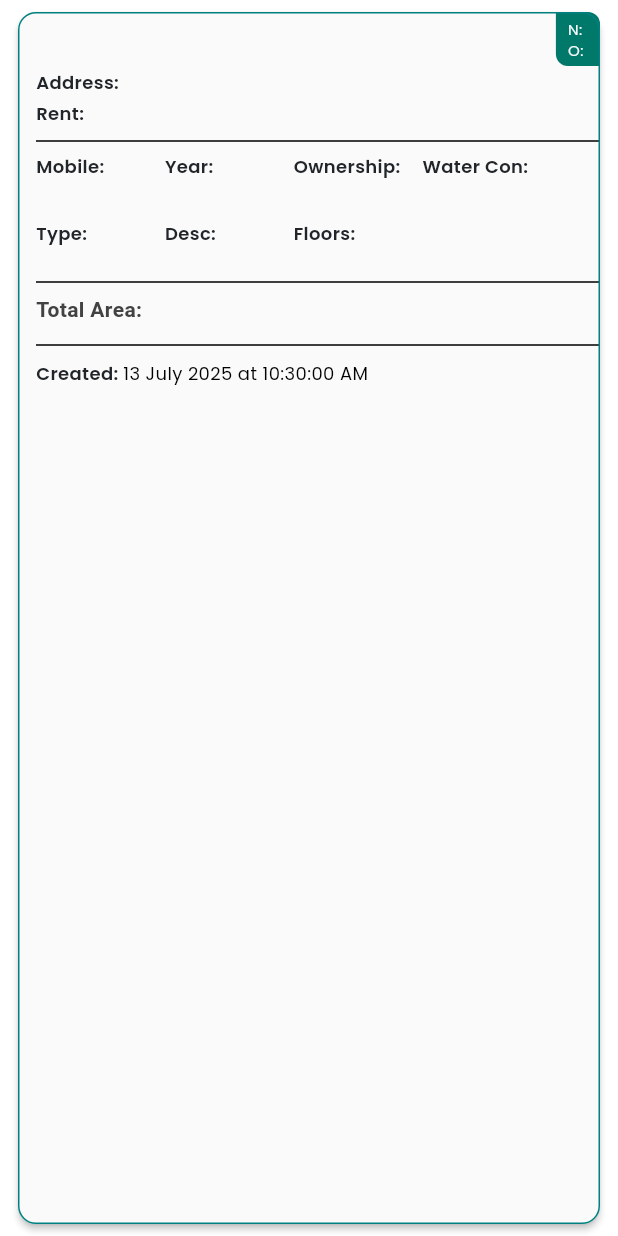
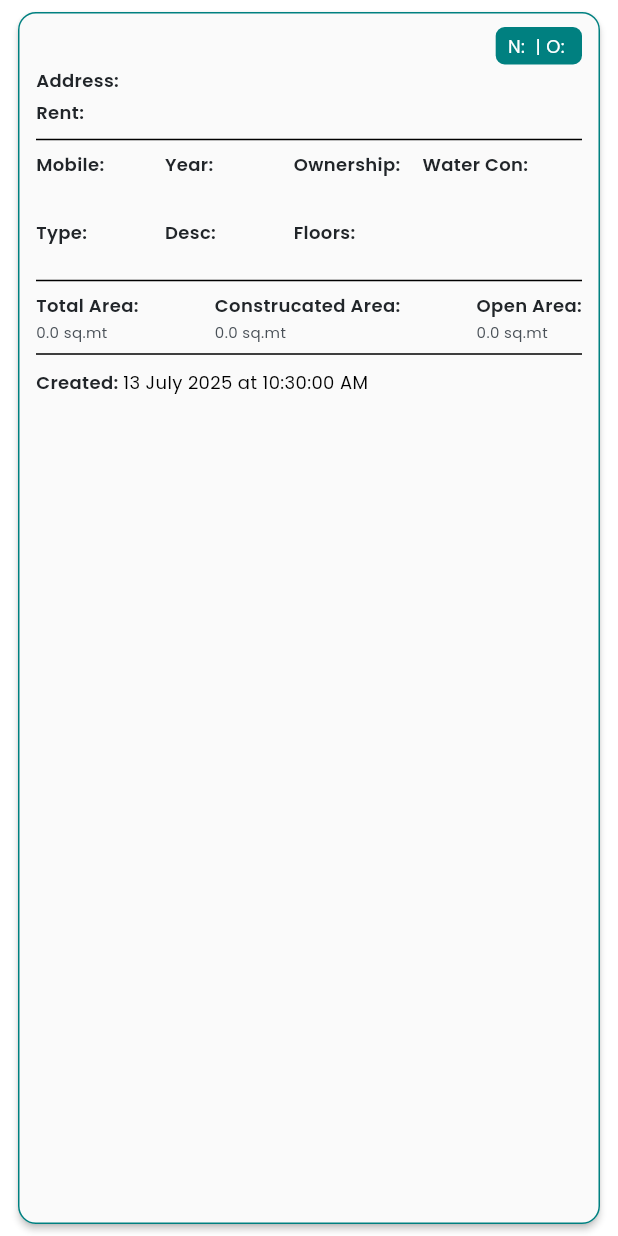
Before and after one commit to bhavink2000/dvgsurveyor, a Flutter app: the SurveyCardWidget widget shown alone on an empty page, opened directly with empty values, on a phone screen of 412 x 824 dp. Run offline on Flutter 3.47's test engine with Material 3 defaults, Android fonts, the phone set to English and light mode, and no system bars; our stand-ins replace cloud_firestore, firebase_core, flutter_screenutil, get, get_storage, google_fonts and 1 more; accounts and stored records are empty.

Commit message:
ref: make card proper, resposinve, and count total area, contrucated area, open area

```diff
--- a/lib/common_widgets/custom_labeldropdown_widget.dart
+++ b/lib/common_widgets/custom_labeldropdown_widget.dart
@@ -54,6 +54,7 @@ class LabeledDropdownRow<T extends DropdownItem> extends StatelessWidget {
             height: 50,
             child: DropdownButtonFormField<String>(
               isExpanded: true,
+              autovalidateMode: AutovalidateMode.onUserInteraction,
               value: items.any((e) => e.id == selectedId) ? selectedId : null,
               items: items.map((item) {
                 return DropdownMenuItem(
--- a/lib/common_widgets/survey_card_widget.dart
+++ b/lib/common_widgets/survey_card_widget.dart
@@ -18,6 +18,18 @@ class SurveyCardWidget extends StatelessWidget {
         .map((e) => e.propertyDes ?? '-')
         .join(', ');
 
+    final totalArea =
+        area.values.fold<double>(0, (sum, detail) => sum + detail.totalArea);
+    final constructedArea = area.values.fold<double>(0, (sum, detail) {
+      return sum +
+          detail.slab.totalCount +
+          detail.papda.totalCount +
+          detail.patara.totalCount +
+          detail.nadiya.totalCount;
+    });
+    final openArea = area.values
+        .fold<double>(0, (sum, detail) => sum + detail.open.totalCount);
+
     return Card(
       color: Colors.grey[50],
       margin: const EdgeInsets.symmetric(horizontal: 12, vertical: 8),
@@ -27,7 +39,7 @@ class SurveyCardWidget extends StatelessWidget {
       ),
       elevation: 2,
       child: Padding(
-        padding: const EdgeInsets.only(left: 12, right: 0, bottom: 12),
+        padding: const EdgeInsets.symmetric(horizontal: 12, vertical: 10),
         child: Column(
           crossAxisAlignment: CrossAxisAlignment.start,
           children: [
@@ -48,33 +60,23 @@ class SurveyCardWidget extends StatelessWidget {
                   padding:
                       const EdgeInsets.symmetric(horizontal: 8, vertical: 4),
                   decoration: BoxDecoration(
-                    color: Colors.teal.shade700,
-                    borderRadius: const BorderRadius.only(
-                      bottomLeft: Radius.circular(8),
-                      topRight: Radius.circular(8),
+                    color: AppColors.tealPrimary,
+                    borderRadius: BorderRadius.circular(6),
                   ),
+                  child: Text(
+                    'N: ${data.newHomeNumber} | O: ${data.oldHomeNumber}',
+                    style: AppFonts.text14(context).copyWith(
+                      color: Colors.white,
+                      fontSize: 12,
                     ),
-                  child: Column(
-                    crossAxisAlignment: CrossAxisAlignment.start,
-                    children: [
-                      _headerLabel(context, 'N:', data.newHomeNumber),
-                      _headerLabel(context, 'O:', data.oldHomeNumber),
-                    ],
                   ),
                 ),
               ],
             ),
-
-            /// Address and Rent
             _labelValueRow(context, 'Address', data.address),
             _labelValueRow(context, 'Rent', data.rentPersonName),
-
             const Divider(),
-
-            /// Info Columns
             Row(
-              //spacing: 10,
-              //runSpacing: 12,
               children: [
                 _infoColumn(context, 'Mobile', data.mobileNumber.toString()),
                 _infoColumn(context, 'Year', data.banthkamYear.toString()),
@@ -83,71 +85,76 @@ class SurveyCardWidget extends StatelessWidget {
                     context, 'Water Con', data.waterPipeline.toString()),
               ],
             ),
-
             const SizedBox(height: 12),
-
-            /// Property Type, Desc, Total Floors
             Row(
-              //spacing: 20,
-              //runSpacing: 12,
               children: [
                 _infoColumn(context, 'Type', propertyTypeName),
                 _infoColumn(context, 'Desc', propertyDescriptionName),
                 _infoColumn(context, 'Floors', data.totalFloors.toString()),
               ],
             ),
-
             const Divider(),
-
-            /// Floor-wise area
-            Text(
-              'Total Area:',
-              style: TextStyle(
-                fontWeight: FontWeight.w600,
-                color: Colors.grey[800],
+            Row(
+              mainAxisAlignment: MainAxisAlignment.spaceBetween,
+              children: [
+                _infoColumn(
+                  context,
+                  'Total Area',
+                  totalArea.toString(),
+                  isArea: true,
                 ),
+                _infoColumn(
+                  context,
+                  'Construcated Area',
+                  constructedArea.toString(),
+                  isArea: true,
                 ),
-            const SizedBox(height: 6),
-            SingleChildScrollView(
-              scrollDirection: Axis.horizontal,
-              child: Row(
-                children: area.entries.map((entry) {
-                  final floorName = entry.key;
-                  final total = entry.value.totalArea;
-                  return Container(
-                    margin: const EdgeInsets.only(right: 12),
-                    padding:
-                        const EdgeInsets.symmetric(horizontal: 10, vertical: 4),
-                    decoration: BoxDecoration(
-                      border: Border.all(color: AppColors.tealDark),
-                      borderRadius: BorderRadius.circular(6),
-                      color: AppColors.tealExtraLight,
+                _infoColumn(
+                  context,
+                  'Open Area',
+                  openArea.toString(),
+                  isArea: true,
                 ),
-                    child: Text(
-                      '$floorName: ${total.toString()} sq.ft',
-                      style: AppFonts.text14(context).copyWith(
-                        color: AppColors.tealDark,
-                        fontSize: 12,
+              ],
             ),
+            const Divider(),
+            _labelValueRow(
+              context,
+              'Created',
+              formatFullDateTime(data.createdAt),
             ),
-                  );
-                }).toList(),
-              ),
-            ),
-
-            const Divider(),
-
-            /// Created At
-            _labelValueRow(
-                context, 'Created', formatFullDateTime(data.createdAt)),
           ],
         ),
       ),
     );
   }
 
-  Widget _infoColumn(BuildContext context, String label, String value) {
-    return SizedBox(
+  Widget _infoColumn(BuildContext context, String label, String value,
+      {bool isArea = false}) {
+    return isArea == true
+        ? Column(
+            crossAxisAlignment: CrossAxisAlignment.start,
+            children: [
+              Text(
+                '$label:',
+                style: AppFonts.text14(context).copyWith(
+                  color: AppColors.almostBlack,
+                  fontSize: 12,
+                  fontWeight: FontWeight.w600,
+                ),
+              ),
+              const SizedBox(height: 2),
+              Text(
+                '${value} sq.mt',
+                style: AppFonts.text14(context).copyWith(
+                  color: AppColors.darkGrey,
+                  fontSize: 10,
+                ),
+                overflow: TextOverflow.ellipsis,
+              ),
+            ],
+          )
+        : SizedBox(
             width: 75.w,
             child: Column(
               crossAxisAlignment: CrossAxisAlignment.start,
@@ -199,16 +206,6 @@ class SurveyCardWidget extends StatelessWidget {
     );
   }
 
-  Widget _headerLabel(BuildContext context, String prefix, String value) {
-    return Text(
-      '$prefix $value',
-      style: AppFonts.text14(context).copyWith(
-        color: AppColors.offWhite,
-        fontSize: 10,
-      ),
-    );
-  }
-
   String formatFullDateTime(DateTime? dt) {
     if (dt == null) return '-';
 
--- a/lib/src/surveyor_form/surveyor_form_screen.dart
+++ b/lib/src/surveyor_form/surveyor_form_screen.dart
@@ -242,7 +242,7 @@ class SurveyorFormScreen extends GetWidget<SurveyorFormScreenController> {
                                         TextSpan(text: floor.toUpperCase()),
                                         TextSpan(
                                           text:
-                                              '  (${floorArea.totalArea.toStringAsFixed(2)} sqft)',
+                                              '  (${floorArea.totalArea.toStringAsFixed(2)} sq.mt)',
                                           style:
                                               AppFonts.text14(context).copyWith(
                                             fontSize: 11,
```
Lines whose indentation alone changed are shown as unchanged.
